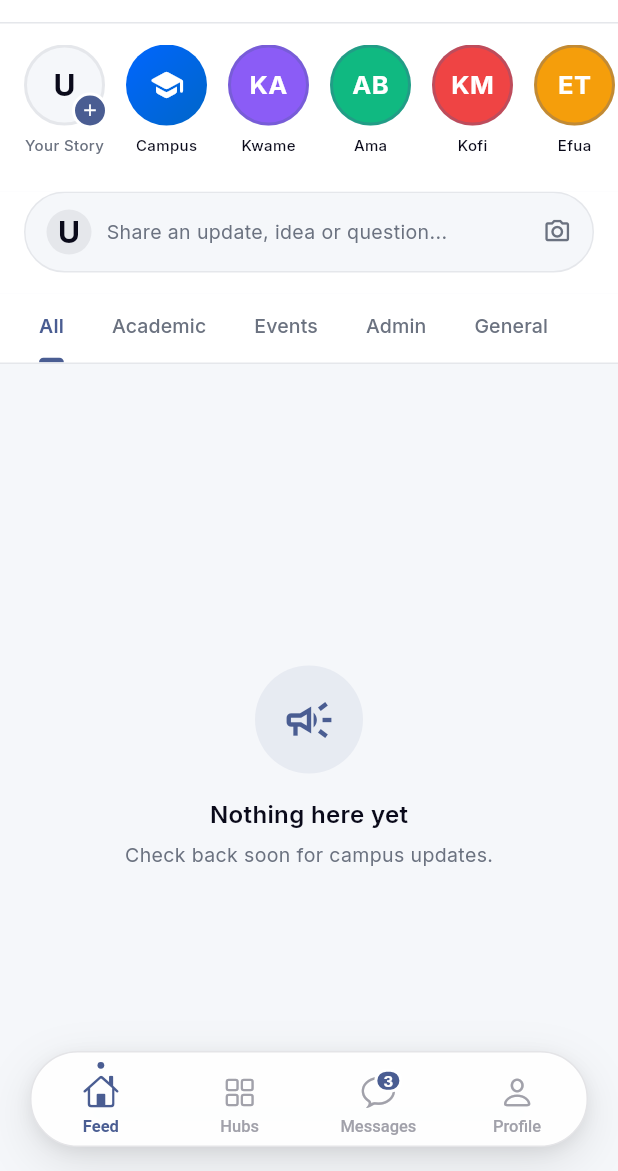
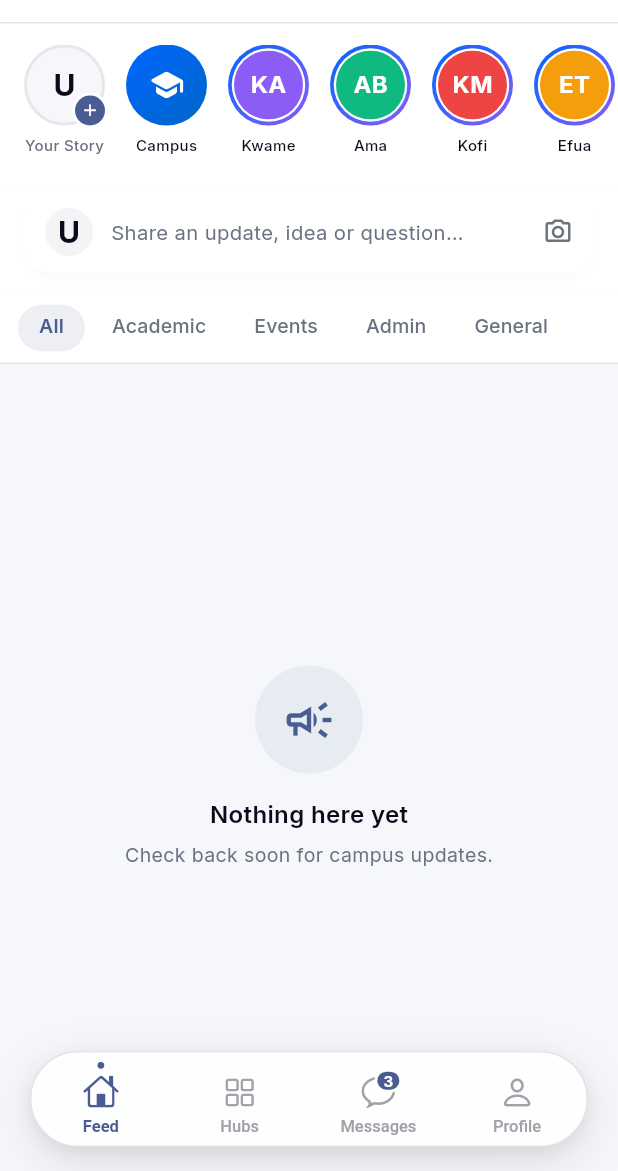
Before and after one commit to chrisxie12/UNIFY, a Flutter app: the screen it shows once a user with an empty profile is signed in, on a phone screen of 412 x 824 dp, the part 65-1236 px from its top. Run offline on Flutter 3.47's test engine with Material 3 defaults, Android fonts, the phone set to English and light mode, and no system bars; drawn by our look-alikes of cached_network_image; our stand-ins replace equatable, flutter_dotenv, flutter_riverpod, flutter_svg, go_router, google_fonts and 6 more; accounts and stored records are empty; network calls fail.

Commit message:
feat(ui): polish feed and profile screens — stories gradient ring, card composer, pill tabs, tonal Get Verified CTA
Feed:
- Stories row: replace thin border with blue→purple gradient ring (Instagram-style)
- Composer bar: upgrade from flat container to elevated Material card (2dp shadow)
- Filter tabs: switch from underline indicator to pill-shaped BoxDecoration indicator
- "You're all caught up": replace divider-text with centred icon + subtitle state

Profile:
- Get Verified card: tonal blue surface (blue-50 bg + blue-200 border + primary icon)
  with chevron_right replacing arrow_forward_ios

Announcement card:
- Rounded corners 12→16 to match card system; add hairline border
- Footer action buttons: TextButton.icon with 16px icons and 13px labels
  (replaces raw Row/Icon/Text at 15px/12px)

Router: remove unused community_home_screen.dart import (route uses CommunityDetailScreen)

https://claude.ai/code/session_01Ho6HSv4QZY4KoUvcMZKtur

```diff
--- a/mobile_flutter/lib/core/router/app_router.dart
+++ b/mobile_flutter/lib/core/router/app_router.dart
@@ -23,7 +23,6 @@ import '../../features/leadership/presentation/screens/community_request_screen.
 import '../../features/leadership/presentation/screens/class_rep_dashboard_screen.dart';
 import '../../features/leadership/presentation/screens/announcement_request_screen.dart';
 import '../../features/verification/presentation/screens/verification_request_screen.dart';
-import '../../features/communities/presentation/screens/community_home_screen.dart';
 import '../../features/search/presentation/screens/search_screen.dart';
 
 // Notifies GoRouter on auth state changes AND when the user profile loads.
@@ -99,10 +98,6 @@ final appRouterProvider = Provider<GoRouter>((ref) {
       GoRoute(path: '/announcement-request', builder: (_, __) => const AnnouncementRequestScreen()),
       GoRoute(path: '/dashboard', builder: (_, __) => const ClassRepDashboardScreen()),
       GoRoute(path: '/search', builder: (_, __) => const SearchScreen()),
-      GoRoute(
-        path: '/community/:id',
-        builder: (_, state) => CommunityHomeScreen(communityId: state.pathParameters['id']!),
-      ),
       GoRoute(path: '/notifications', builder: (_, __) => const NotificationsScreen()),
 
       StatefulShellRoute.indexedStack(
--- a/mobile_flutter/lib/features/feed/presentation/screens/feed_screen.dart
+++ b/mobile_flutter/lib/features/feed/presentation/screens/feed_screen.dart
@@ -282,18 +282,27 @@ class _FeedScreenState extends ConsumerState<FeedScreen>
                     else if (!feedState.hasMore)
                       SliverToBoxAdapter(
                         child: Padding(
-                          padding: const EdgeInsets.fromLTRB(24, 24, 24, 56),
-                          child: Row(
+                          padding: const EdgeInsets.fromLTRB(24, 32, 24, 96),
+                          child: Column(
                             children: [
-                              const Expanded(child: Divider(color: AppColors.border)),
-                              Padding(
-                                padding: const EdgeInsets.symmetric(horizontal: 12),
-                                child: Text(
+                              Container(
+                                width: 64, height: 64,
+                                decoration: const BoxDecoration(
+                                  color: AppColors.background,
+                                  shape: BoxShape.circle,
+                                ),
+                                child: const Icon(Icons.check_circle_outline_rounded, size: 32, color: AppColors.grey3),
+                              ),
+                              const SizedBox(height: 12),
+                              const Text(
                                 "You're all caught up",
-                                  style: const TextStyle(fontSize: 12, color: AppColors.grey2),
+                                style: TextStyle(fontSize: 15, fontWeight: FontWeight.w600, color: AppColors.grey2),
                               ),
+                              const SizedBox(height: 4),
+                              const Text(
+                                'Pull down to refresh for new updates',
+                                style: TextStyle(fontSize: 12, color: AppColors.grey3),
                               ),
-                              const Expanded(child: Divider(color: AppColors.border)),
                             ],
                           ),
                         ),
@@ -419,40 +428,64 @@ class _StoryBubble extends StatelessWidget {
   final _StoryData data;
   const _StoryBubble({required this.data});
 
+  static const _ring = LinearGradient(
+    colors: [Color(0xFF0066FF), Color(0xFF8B5CF6)],
+    begin: Alignment.topLeft,
+    end: Alignment.bottomRight,
+  );
+
   @override
   Widget build(BuildContext context) {
-    return Column(
-      children: [
-        Container(
-          width: 54,
-          height: 54,
-          decoration: BoxDecoration(
-            shape: BoxShape.circle,
+    Widget inner = ClipOval(
+      child: Container(
         color: data.color,
-            border: data.isUniversity
-                ? null
-                : Border.all(color: context.primary.withValues(alpha: 0.3), width: 2),
-            gradient: data.isUniversity
-                ? LinearGradient(
-                    colors: [data.color, data.color.withBlue(200)],
-                    begin: Alignment.topLeft,
-                    end: Alignment.bottomRight,
-                  )
-                : null,
-          ),
         child: data.imageUrl != null
-              ? ClipOval(child: CachedNetworkImage(imageUrl: data.imageUrl!, fit: BoxFit.cover))
+            ? CachedNetworkImage(imageUrl: data.imageUrl!, fit: BoxFit.cover)
             : data.isUniversity
-                  ? const Icon(Icons.school_rounded, color: Colors.white, size: 24)
+                ? const Icon(Icons.school_rounded, color: Colors.white, size: 22)
                 : Center(
                     child: Text(
                       data.initials ?? data.name[0],
                       style: const TextStyle(
-                          fontSize: 17, fontWeight: FontWeight.w700, color: Colors.white,
+                        fontSize: 16, fontWeight: FontWeight.w700, color: Colors.white,
                       ),
                     ),
                   ),
       ),
+    );
+
+    Widget avatar;
+    if (data.isUniversity) {
+      avatar = Container(
+        width: 54, height: 54,
+        decoration: BoxDecoration(
+          shape: BoxShape.circle,
+          gradient: LinearGradient(
+            colors: [data.color, data.color.withBlue(200)],
+            begin: Alignment.topLeft,
+            end: Alignment.bottomRight,
+          ),
+        ),
+        child: data.imageUrl != null
+            ? ClipOval(child: CachedNetworkImage(imageUrl: data.imageUrl!, fit: BoxFit.cover))
+            : const Icon(Icons.school_rounded, color: Colors.white, size: 24),
+      );
+    } else {
+      avatar = Container(
+        width: 54, height: 54,
+        decoration: const BoxDecoration(shape: BoxShape.circle, gradient: _ring),
+        padding: const EdgeInsets.all(2.5),
+        child: Container(
+          decoration: const BoxDecoration(shape: BoxShape.circle, color: Colors.white),
+          padding: const EdgeInsets.all(1.5),
+          child: inner,
+        ),
+      );
+    }
+
+    return Column(
+      children: [
+        avatar,
         const SizedBox(height: 6),
         Text(
           data.name.split(' ').first,
@@ -489,21 +522,22 @@ class _ComposerBar extends StatelessWidget {
     return Container(
       color: Colors.white,
       padding: const EdgeInsets.fromLTRB(16, 0, 16, 14),
-      child: GestureDetector(
+      child: Material(
+        elevation: 2,
+        shadowColor: Colors.black.withValues(alpha: 0.07),
+        borderRadius: BorderRadius.circular(16),
+        color: Colors.white,
+        child: InkWell(
           onTap: () {},
-        child: Container(
+          borderRadius: BorderRadius.circular(16),
+          child: Padding(
             padding: const EdgeInsets.symmetric(horizontal: 14, vertical: 11),
-          decoration: BoxDecoration(
-            color: AppColors.background,
-            borderRadius: BorderRadius.circular(50),
-            border: Border.all(color: AppColors.border),
-          ),
             child: Row(
               children: [
                 Container(
-                width: 30,
-                height: 30,
-                decoration: const BoxDecoration(shape: BoxShape.circle, color: AppColors.border),
+                  width: 32,
+                  height: 32,
+                  decoration: const BoxDecoration(shape: BoxShape.circle, color: AppColors.surface),
                   child: avatarUrl != null
                       ? ClipOval(
                           child: CachedNetworkImage(
@@ -514,15 +548,17 @@ class _ComposerBar extends StatelessWidget {
                         )
                       : _Initials(firstName.isNotEmpty ? firstName[0].toUpperCase() : 'U'),
                 ),
-              const SizedBox(width: 10),
+                const SizedBox(width: 12),
                 Expanded(
                   child: Text(
-                  'Share an update, idea or question...',
-                  style: const TextStyle(fontSize: 13, color: AppColors.grey2),
+                    'Share an update, idea or question…',
+                    style: const TextStyle(fontSize: 13.5, color: AppColors.grey2),
                   ),
                 ),
-              const Icon(Icons.photo_camera_outlined, color: AppColors.grey2, size: 19),
+                const SizedBox(width: 8),
+                const Icon(Icons.photo_camera_outlined, color: AppColors.grey2, size: 20),
               ],
+            ),
           ),
         ),
       ),
@@ -557,9 +593,12 @@ class _TabBarDelegate extends SliverPersistentHeaderDelegate {
               unselectedLabelColor: AppColors.grey2,
               labelStyle: const TextStyle(fontSize: 13, fontWeight: FontWeight.w600),
               unselectedLabelStyle: const TextStyle(fontSize: 13, fontWeight: FontWeight.w500),
-              indicatorColor: context.primary,
-              indicatorWeight: 2.5,
-              indicatorSize: TabBarIndicatorSize.label,
+              indicator: BoxDecoration(
+                color: context.primary.withValues(alpha: 0.10),
+                borderRadius: BorderRadius.circular(20),
+              ),
+              indicatorSize: TabBarIndicatorSize.tab,
+              indicatorPadding: const EdgeInsets.symmetric(horizontal: 2, vertical: 7),
               dividerColor: Colors.transparent,
               padding: const EdgeInsets.symmetric(horizontal: 10),
               tabs: tabs.map((t) => Tab(text: t, height: 43)).toList(),
```
Also changed, not shown: mobile_flutter/lib/features/feed/presentation/widgets/announcement_card.dart (+17 -14 lines), mobile_flutter/lib/features/profile/presentation/screens/profile_screen.dart (+16 -6 lines). Lines whose indentation alone changed are shown as unchanged.
